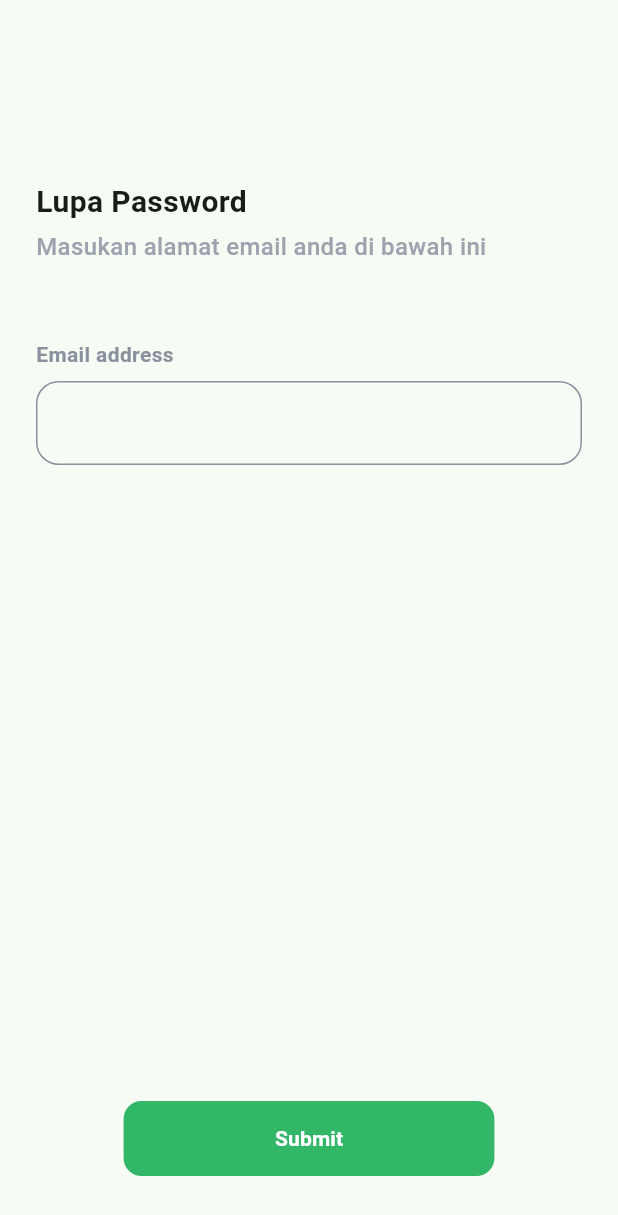
After one commit to MinaYasser100/Re, a Flutter app: the ForgetPasswordView screen opened directly, after a tap on "Submit", on a phone screen of 412 x 824 dp. The commit adds this screen. Shown: the top 1215 px of the screen. Run offline on Flutter 3.47's test engine with Material 3 defaults, Android fonts, the phone set to English and light mode, and no system bars; our stand-ins replace cloud_firestore, firebase_auth, firebase_core, flutter_bloc; accounts and stored records are empty; network calls fail.

Commit message:
do forget password page

```diff
--- /dev/null
+++ b/lib/features/forget_password/presentation/manager/forget_password_cubit/forget_password_cubit.dart
@@ -0,0 +1,20 @@
+import 'package:firebase_auth/firebase_auth.dart';
+import 'package:flutter/material.dart';
+import 'package:flutter_bloc/flutter_bloc.dart';
+part 'forget_password_state.dart';
+
+class ForgetPasswordCubit extends Cubit<ForgetPasswordState> {
+  ForgetPasswordCubit() : super(ForgetPasswordInitial());
+
+  FirebaseAuth auth = FirebaseAuth.instance;
+
+  void changePassword({required String email}) async {
+    emit(ForgetPasswordCheckUserEmailLoading());
+    try {
+      await auth.sendPasswordResetEmail(email: email);
+      emit(ForgetPasswordCheckUserEmailSuccess());
+    } on FirebaseAuthException catch (e) {
+      emit(ForgetPasswordCheckUserEmailFailure(errorMessage: e.toString()));
+    }
+  }
+}
--- /dev/null
+++ b/lib/features/forget_password/presentation/manager/forget_password_cubit/forget_password_state.dart
@@ -0,0 +1,16 @@
+part of 'forget_password_cubit.dart';
+
+@immutable
+sealed class ForgetPasswordState {}
+
+final class ForgetPasswordInitial extends ForgetPasswordState {}
+
+final class ForgetPasswordCheckUserEmailLoading extends ForgetPasswordState {}
+
+final class ForgetPasswordCheckUserEmailSuccess extends ForgetPasswordState {}
+
+final class ForgetPasswordCheckUserEmailFailure extends ForgetPasswordState {
+  final String errorMessage;
+
+  ForgetPasswordCheckUserEmailFailure({required this.errorMessage});
+}
--- /dev/null
+++ b/lib/features/forget_password/presentation/views/widgets/forget_password_bloc_consumer.dart
@@ -0,0 +1,81 @@
+import 'package:flutter/material.dart';
+import 'package:flutter_bloc/flutter_bloc.dart';
+import 'package:restaurant_application/core/utils/styles.dart';
+import 'package:restaurant_application/core/widgets/custom_text_from_field.dart';
+import 'package:restaurant_application/features/forget_password/presentation/manager/forget_password_cubit/forget_password_cubit.dart';
+import '../../../../../core/functions/email_vaildator.dart';
+import '../../../../../core/widgets/custom_button_app.dart';
+
+class ForgetPasswordBlocConsumer extends StatefulWidget {
+  const ForgetPasswordBlocConsumer({
+    super.key,
+  });
+
+  @override
+  State<ForgetPasswordBlocConsumer> createState() =>
+      _ForgetPasswordBlocConsumerState();
+}
+
+class _ForgetPasswordBlocConsumerState
+    extends State<ForgetPasswordBlocConsumer> {
+  TextEditingController textEditingController = TextEditingController();
+  @override
+  void dispose() {
+    textEditingController;
+    super.dispose();
+  }
+
+  @override
+  Widget build(BuildContext context) {
+    return BlocConsumer<ForgetPasswordCubit, ForgetPasswordState>(
+      listener: (context, state) {},
+      builder: (context, state) {
+        return Padding(
+          padding: const EdgeInsets.symmetric(horizontal: 24),
+          child: Column(
+            crossAxisAlignment: CrossAxisAlignment.start,
+            children: [
+              const SizedBox(
+                height: 120,
+              ),
+              const Text(
+                'Lupa Password',
+                style: Styles.textStyle20,
+              ),
+              const SizedBox(height: 4),
+              Text(
+                'Masukan alamat email anda di bawah ini',
+                style:
+                    Styles.textStyle16.copyWith(color: const Color(0xff9CA3AF)),
+              ),
+              const SizedBox(
+                height: 50,
+              ),
+              CustomTextFromField(
+                textFromName: 'Email address',
+                controller: textEditingController,
+                validator: emailValidator,
+              ),
+              const Spacer(),
+              Align(
+                alignment: Alignment.center,
+                child: CustomButtonApp(
+                  width: MediaQuery.of(context).size.width * 0.6,
+                  text: 'Submit',
+                  onPressed: () async {
+                    BlocProvider.of<ForgetPasswordCubit>(context)
+                        .changePassword(
+                            email: textEditingController.text.trim());
+                  },
+                ),
+              ),
+              const SizedBox(
+                height: 40,
+              ),
+            ],
+          ),
+        );
+      },
+    );
+  }
+}
--- a/lib/features/forget_password/presentation/views/widgets/forget_password_view_bady.dart
+++ b/lib/features/forget_password/presentation/views/widgets/forget_password_view_bady.dart
@@ -1,54 +1,16 @@
 import 'package:flutter/material.dart';
-import 'package:restaurant_application/core/functions/email_vaildator.dart';
-import 'package:restaurant_application/core/utils/styles.dart';
-import 'package:restaurant_application/core/widgets/custom_button_app.dart';
-import 'package:restaurant_application/core/widgets/custom_text_from_field.dart';
+import 'package:flutter_bloc/flutter_bloc.dart';
+import '../../manager/forget_password_cubit/forget_password_cubit.dart';
+import 'forget_password_bloc_consumer.dart';
 
 class ForgetPasswordViewBody extends StatelessWidget {
   const ForgetPasswordViewBody({super.key});
 
   @override
   Widget build(BuildContext context) {
-    TextEditingController textEditingController = TextEditingController();
-    return Padding(
-      padding: const EdgeInsets.symmetric(horizontal: 24),
-      child: Column(
-        crossAxisAlignment: CrossAxisAlignment.start,
-        children: [
-          const SizedBox(
-            height: 120,
-          ),
-          const Text(
-            'Lupa Password',
-            style: Styles.textStyle20,
-          ),
-          const SizedBox(height: 4),
-          Text(
-            'Masukan alamat email anda di bawah ini',
-            style: Styles.textStyle16.copyWith(color: const Color(0xff9CA3AF)),
-          ),
-          const SizedBox(
-            height: 50,
-          ),
-          CustomTextFromField(
-            textFromName: 'Email address',
-            controller: textEditingController,
-            validator: emailValidator,
-          ),
-          const Spacer(),
-          Align(
-            alignment: Alignment.center,
-            child: CustomButtonApp(
-              width: MediaQuery.of(context).size.width * 0.6,
-              text: 'Submit',
-              onPressed: () {},
-            ),
-          ),
-          const SizedBox(
-            height: 40,
-          ),
-        ],
-      ),
+    return BlocProvider(
+      create: (context) => ForgetPasswordCubit(),
+      child: const ForgetPasswordBlocConsumer(),
     );
   }
 }
```
